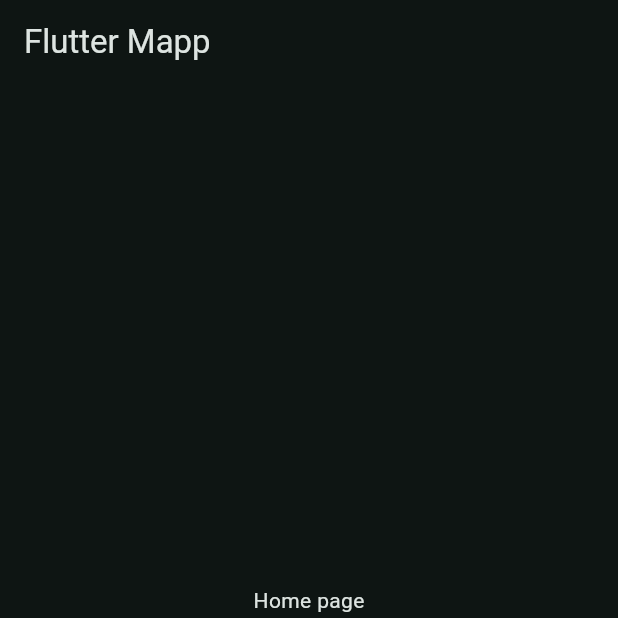
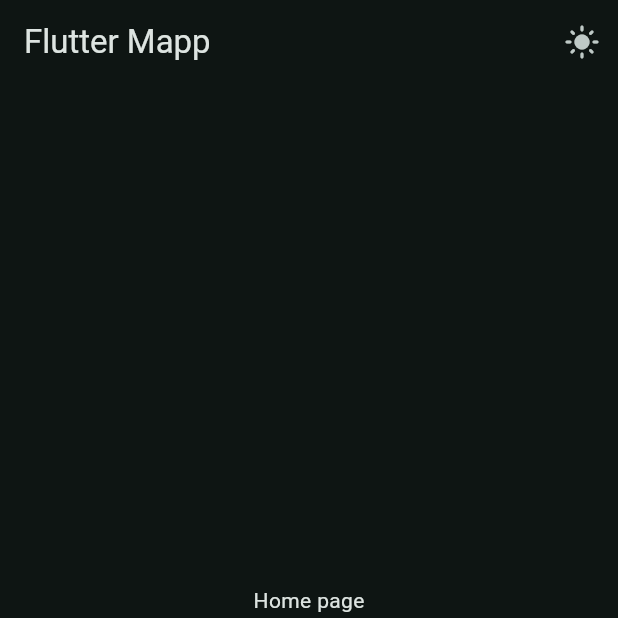
Before and after one commit to sanke46/fitness_crm, a Flutter app: the screen it shows after launch, on a phone screen of 412 x 824 dp, the top half of it. Run offline on Flutter 3.47's test engine with Material 3 defaults, Android fonts, the phone set to English and light mode, and no system bars.

Commit message:
add dark and light mode clicker changer

```diff
--- a/lib/data/notifiers.dart
+++ b/lib/data/notifiers.dart
@@ -1,3 +1,4 @@
 import 'package:flutter/material.dart';
 
 ValueNotifier<int> selectedPageNotifer = ValueNotifier(0);
+ValueNotifier<bool> isDarkNotifier = ValueNotifier(true);
--- a/lib/main.dart
+++ b/lib/main.dart
@@ -1,5 +1,5 @@
+import 'package:fitness_crm/data/notifiers.dart';
 import 'package:fitness_crm/views/widget_tree.dart';
-import 'package:fitness_crm/views/widgets/navbar_widget.dart';
 import 'package:flutter/material.dart';
 
 void main() {
@@ -16,15 +16,20 @@ class MyApp extends StatefulWidget {
 class _MyAppState extends State<MyApp> {
   @override
   Widget build(BuildContext context) {
+    return ValueListenableBuilder(
+      valueListenable: isDarkNotifier,
+      builder: (context, isDarkMode, child) {
         return MaterialApp(
           debugShowCheckedModeBanner: false,
           theme: ThemeData(
             colorScheme: ColorScheme.fromSeed(
               seedColor: Colors.teal,
-          brightness: Brightness.dark,
+              brightness: isDarkMode ? Brightness.dark : Brightness.light,
             ),
           ),
           home: WidgetTree(),
         );
+      },
+    );
   }
 }
--- a/lib/views/widget_tree.dart
+++ b/lib/views/widget_tree.dart
@@ -12,7 +12,22 @@ class WidgetTree extends StatelessWidget {
   @override
   Widget build(BuildContext context) {
     return Scaffold(
-      appBar: AppBar(title: Text("Flutter Mapp")),
+      appBar: AppBar(
+        title: Text("Flutter Mapp"),
+        actions: [
+          IconButton(
+            onPressed: () {
+              isDarkNotifier.value = !isDarkNotifier.value;
+            },
+            icon: ValueListenableBuilder(
+              valueListenable: isDarkNotifier,
+              builder: (context, isDarkMode, child) {
+                return Icon(isDarkMode ? Icons.light_mode : Icons.dark_mode);
+              },
+            ),
+          ),
+        ],
+      ),
       body: ValueListenableBuilder(
         valueListenable: selectedPageNotifer,
         builder: (context, pageIndex, child) {
```
Lines whose indentation alone changed are shown as unchanged.
